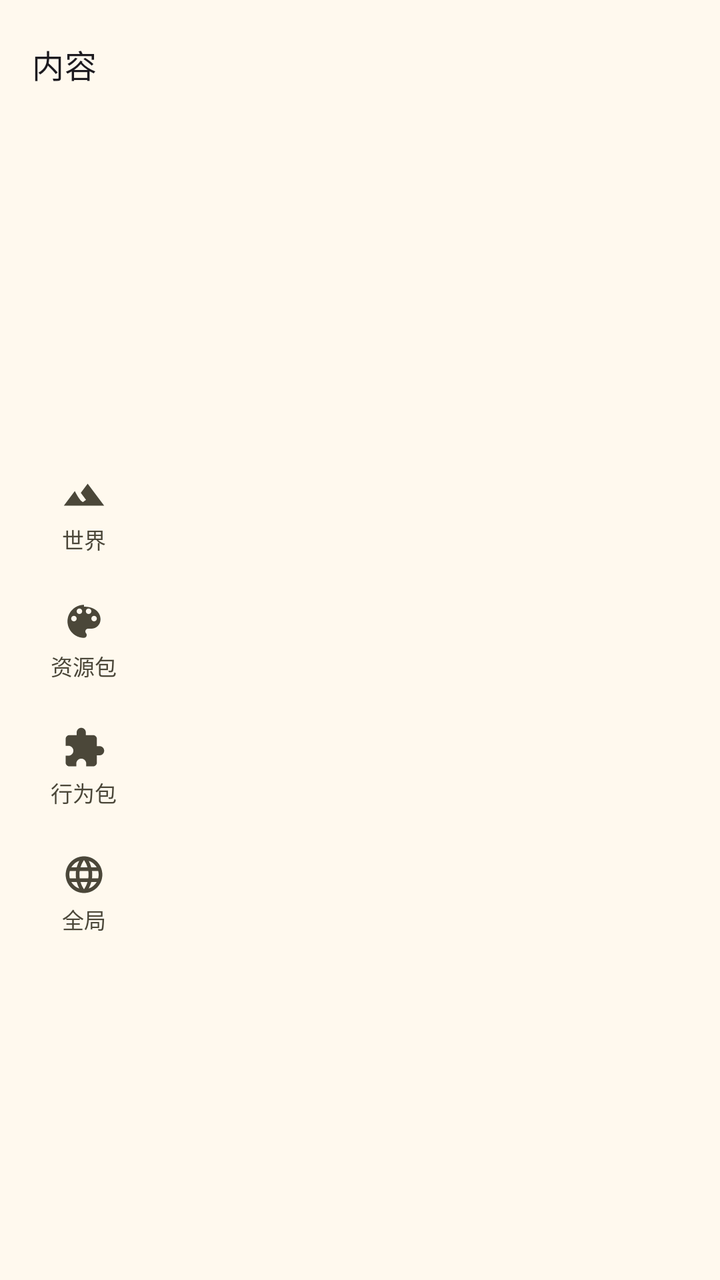
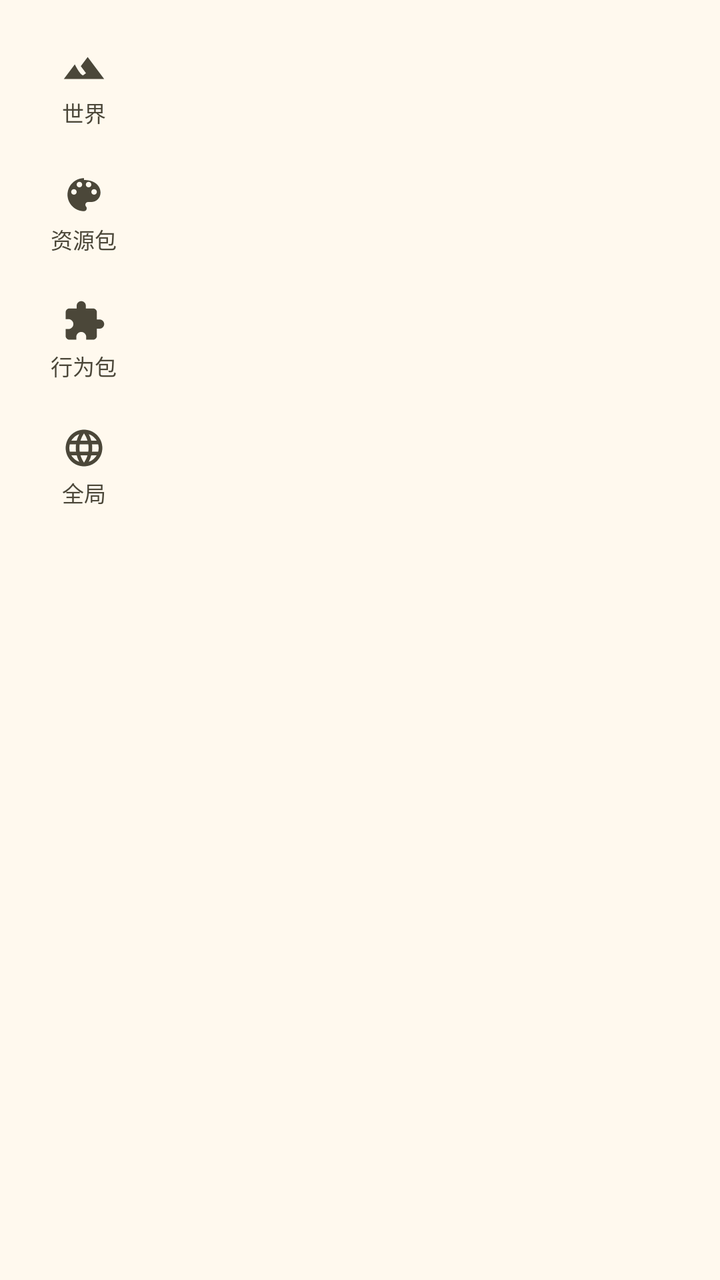

Two renders of the same Android screen: before a commit and after it. Below are the layout's source before the change and the commit's diff.
<!-- AndroidManifest.xml: application theme AppTheme -->
<!-- res/layout/fragment_content.xml -->
<?xml version="1.0" encoding="utf-8"?>
<LinearLayout xmlns:android="http://schemas.android.com/apk/res/android"
    xmlns:app="http://schemas.android.com/apk/res-auto"
    android:layout_width="match_parent"
    android:layout_height="match_parent"
    android:background="?android:attr/colorBackground"
    android:orientation="vertical">

    <com.google.android.material.appbar.MaterialToolbar
        android:id="@+id/toolbar"
        android:layout_width="match_parent"
        android:layout_height="?attr/actionBarSize"
        android:background="?attr/colorSurface"
        app:title="@string/title_content"
        app:titleTextAppearance="?attr/textAppearanceTitleMedium" />

    <LinearLayout
        android:layout_width="match_parent"
        android:layout_height="0dp"
        android:layout_weight="1"
        android:orientation="horizontal">

        <LinearLayout
            android:id="@+id/sidebar"
            style="@style/Sidebar">

            <LinearLayout
                android:id="@+id/nav_worlds"
                style="@style/SidebarItem">

                <ImageView style="@style/SidebarItemIcon" android:src="@drawable/ic_nav_world" android:contentDescription="@null" />

                <TextView style="@style/SidebarItemText" android:text="@string/content_tab_worlds" />
            </LinearLayout>

            <LinearLayout
                android:id="@+id/nav_resource"
                style="@style/SidebarItem">

                <ImageView style="@style/SidebarItemIcon" android:src="@drawable/ic_nav_resource" android:contentDescription="@null" />

                <TextView style="@style/SidebarItemText" android:text="@string/content_tab_resource" />
            </LinearLayout>

            <LinearLayout
                android:id="@+id/nav_behavior"
                style="@style/SidebarItem">

                <ImageView style="@style/SidebarItemIcon" android:src="@drawable/ic_nav_behavior" android:contentDescription="@null" />

                <TextView style="@style/SidebarItemText" android:text="@string/content_tab_behavior" />
            </LinearLayout>

            <LinearLayout
                android:id="@+id/nav_global"
                style="@style/SidebarItem">

                <ImageView style="@style/SidebarItemIcon" android:src="@drawable/ic_nav_global" android:contentDescription="@null" />

                <TextView style="@style/SidebarItemText" android:text="@string/content_tab_global" />
            </LinearLayout>
        </LinearLayout>

        <FrameLayout
            android:id="@+id/content_frame"
            android:layout_width="0dp"
            android:layout_height="match_parent"
            android:layout_weight="1" />

        <TextView
            android:id="@+id/text_no_instance"
            android:layout_width="0dp"
            android:layout_height="match_parent"
            android:layout_weight="1"
            android:gravity="center"
            android:padding="32dp"
            android:text="@string/content_no_instance"
            android:textAlignment="center"
            android:textAppearance="?attr/textAppearanceBodyMedium"
            android:textColor="?attr/colorOutline"
            android:visibility="gone" />
    </LinearLayout>
</LinearLayout>
<!-- resources referenced by this layout -->
<resources>
  <string name="content_no_instance">还没有当前实例：先到「实例」导入并选择一个 Minecraft 实例，才能查看和管理世界与包。</string>
  <string name="content_tab_behavior">行为包</string>
  <string name="content_tab_global">全局</string>
  <string name="content_tab_resource">资源包</string>
  <string name="content_tab_worlds">世界</string>
  <string name="title_content">内容</string>
  <style name="Sidebar">
      <item name="android:layout_width">84dp</item>
      <item name="android:layout_height">match_parent</item>
      <item name="android:orientation">vertical</item>
      <item name="android:gravity">center_vertical</item>
      <item name="android:paddingTop">8dp</item>
      <item name="android:paddingBottom">8dp</item>
      <item name="android:background">?attr/colorSurface</item>
    </style>
  <style name="SidebarItemIcon">
      <item name="android:layout_width">22dp</item>
      <item name="android:layout_height">22dp</item>
      <item name="android:tint">@color/sidebar_item_text</item>
    </style>
  <style name="SidebarItemText">
      <item name="android:layout_width">wrap_content</item>
      <item name="android:layout_height">wrap_content</item>
      <item name="android:layout_marginTop">3dp</item>
      <item name="android:textSize">11sp</item>
      <item name="android:maxLines">1</item>
      <item name="android:ellipsize">end</item>
      <item name="android:textColor">@color/sidebar_item_text</item>
    </style>
  <color name="md_theme_primary">#6D5E0F</color>
  <color name="md_theme_onPrimary">#FFFFFF</color>
  <color name="md_theme_primaryContainer">#F8E287</color>
  <color name="md_theme_onPrimaryContainer">#534600</color>
  <color name="md_theme_secondary">#665E40</color>
  <color name="md_theme_onSecondary">#FFFFFF</color>
  <color name="md_theme_secondaryContainer">#EEE2BC</color>
  <color name="md_theme_onSecondaryContainer">#4E472A</color>
  <color name="md_theme_tertiary">#43664E</color>
  <color name="md_theme_onTertiary">#FFFFFF</color>
  <color name="md_theme_tertiaryContainer">#C5ECCE</color>
  <color name="md_theme_onTertiaryContainer">#2C4E38</color>
  <color name="md_theme_error">#BA1A1A</color>
  <color name="md_theme_onError">#FFFFFF</color>
  <color name="md_theme_errorContainer">#FFDAD6</color>
  <color name="md_theme_onErrorContainer">#93000A</color>
  <color name="md_theme_background">#FFF9EE</color>
  <color name="md_theme_onBackground">#1E1B13</color>
  <color name="md_theme_surface">#FFF9EE</color>
  <color name="md_theme_onSurface">#1E1B13</color>
  <color name="md_theme_surfaceVariant">#EAE2D0</color>
  <color name="md_theme_onSurfaceVariant">#4B4739</color>
  <color name="md_theme_outline">#7C7767</color>
  <color name="md_theme_outlineVariant">#CDC6B4</color>
  <color name="md_theme_inverseSurface">#333027</color>
  <color name="md_theme_inverseOnSurface">#F7F0E2</color>
  <color name="md_theme_inversePrimary">#DBC66E</color>
  <color name="md_theme_primaryFixed">#F8E287</color>
  <color name="md_theme_onPrimaryFixed">#221B00</color>
  <color name="md_theme_primaryFixedDim">#DBC66E</color>
  <color name="md_theme_onPrimaryFixedVariant">#534600</color>
  <color name="md_theme_secondaryFixed">#EEE2BC</color>
  <color name="md_theme_onSecondaryFixed">#211B04</color>
  <color name="md_theme_secondaryFixedDim">#D1C6A1</color>
  <color name="md_theme_onSecondaryFixedVariant">#4E472A</color>
  <color name="md_theme_tertiaryFixed">#C5ECCE</color>
  <color name="md_theme_onTertiaryFixed">#00210F</color>
  <color name="md_theme_tertiaryFixedDim">#A9D0B3</color>
  <color name="md_theme_onTertiaryFixedVariant">#2C4E38</color>
  <color name="md_theme_surfaceDim">#E0D9CC</color>
  <color name="md_theme_surfaceBright">#FFF9EE</color>
  <color name="md_theme_surfaceContainerLowest">#FFFFFF</color>
  <color name="md_theme_surfaceContainerLow">#FAF3E5</color>
  <color name="md_theme_surfaceContainer">#F4EDDF</color>
  <color name="md_theme_surfaceContainerHigh">#EEE8DA</color>
  <color name="md_theme_surfaceContainerHighest">#E8E2D4</color>
  <!-- unchanged entries left out for length: 7 -->
</resources>

<!-- the commit's change to res/layout/fragment_content.xml (unified diff, before → after) -->
@@ -4,21 +4,14 @@
     android:layout_width="match_parent"
     android:layout_height="match_parent"
     android:background="?android:attr/colorBackground"
-    android:orientation="vertical">
+    android:orientation="horizontal">
 
-    <com.google.android.material.appbar.MaterialToolbar
-        android:id="@+id/toolbar"
-        android:layout_width="match_parent"
-        android:layout_height="?attr/actionBarSize"
+    <ScrollView
+        android:id="@+id/sidebar_scroll"
+        android:layout_width="84dp"
+        android:layout_height="match_parent"
         android:background="?attr/colorSurface"
-        app:title="@string/title_content"
-        app:titleTextAppearance="?attr/textAppearanceTitleMedium" />
-
-    <LinearLayout
-        android:layout_width="match_parent"
-        android:layout_height="0dp"
-        android:layout_weight="1"
-        android:orientation="horizontal">
+        android:scrollbars="none">
 
         <LinearLayout
             android:id="@+id/sidebar"
@@ -60,18 +53,22 @@
                 <TextView style="@style/SidebarItemText" android:text="@string/content_tab_global" />
             </LinearLayout>
         </LinearLayout>
+    </ScrollView>
+
+    <FrameLayout
+        android:layout_width="0dp"
+        android:layout_height="match_parent"
+        android:layout_weight="1">
 
         <FrameLayout
             android:id="@+id/content_frame"
-            android:layout_width="0dp"
-            android:layout_height="match_parent"
-            android:layout_weight="1" />
+            android:layout_width="match_parent"
+            android:layout_height="match_parent" />
 
         <TextView
             android:id="@+id/text_no_instance"
-            android:layout_width="0dp"
+            android:layout_width="match_parent"
             android:layout_height="match_parent"
-            android:layout_weight="1"
             android:gravity="center"
             android:padding="32dp"
             android:text="@string/content_no_instance"
@@ -79,5 +76,5 @@
             android:textAppearance="?attr/textAppearanceBodyMedium"
             android:textColor="?attr/colorOutline"
             android:visibility="gone" />
-    </LinearLayout>
+    </FrameLayout>
 </LinearLayout>
<!-- resource entries referenced after the edit -->
@@ -5,14 +5,13 @@
   <string name="content_tab_global">全局</string>
   <string name="content_tab_resource">资源包</string>
   <string name="content_tab_worlds">世界</string>
-  <string name="title_content">内容</string>
   <style name="Sidebar">
-      <item name="android:layout_width">84dp</item>
-      <item name="android:layout_height">match_parent</item>
+      <item name="android:layout_width">match_parent</item>
+      <item name="android:layout_height">wrap_content</item>
+      <item name="android:minHeight">0dp</item>
       <item name="android:orientation">vertical</item>
-      <item name="android:gravity">center_vertical</item>
-      <item name="android:paddingTop">8dp</item>
-      <item name="android:paddingBottom">8dp</item>
+      <item name="android:paddingTop">12dp</item>
+      <item name="android:paddingBottom">12dp</item>
       <item name="android:background">?attr/colorSurface</item>
     </style>
   <style name="SidebarItemIcon">
